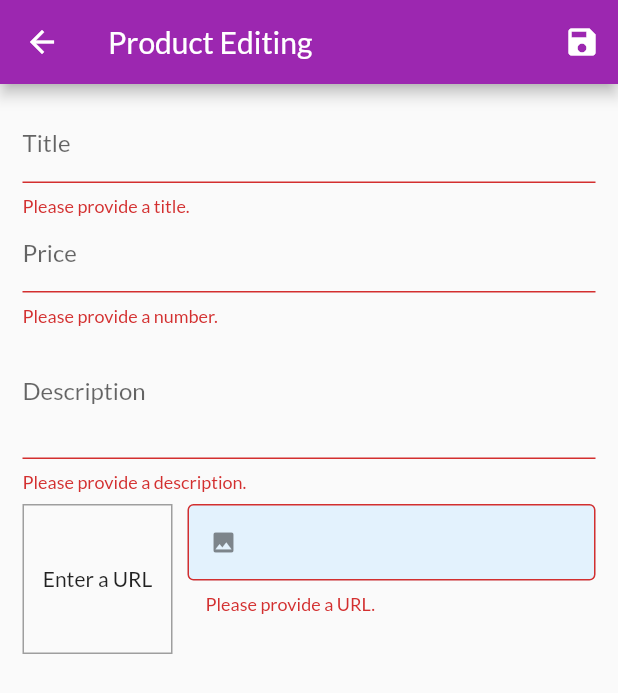
After one commit to kai618/maxishop, a Flutter app: the ProductEditingScreen screen opened by its route, after a tap on the "save" icon, on a phone screen of 412 x 824 dp. The commit adds this screen. Shown: the top 693 px of the screen. Run offline on Flutter 3.47's test engine with Material 2 defaults, Android fonts, the phone set to English and light mode, and no system bars; network calls fail.

Commit message:
added product-editing-screen

```diff
--- a/lib/main.dart
+++ b/lib/main.dart
@@ -4,6 +4,7 @@ import 'package:shopapp/providers/orders.dart';
 import 'package:shopapp/screens/cart_screen.dart';
 import 'package:shopapp/screens/orders_screen.dart';
 import 'package:shopapp/screens/product_details_screen.dart';
+import 'package:shopapp/screens/product_editing_screen.dart';
 import 'package:shopapp/screens/product_management_screen.dart';
 import 'package:shopapp/screens/products_overview_screen.dart';
 import 'package:provider/provider.dart';
@@ -26,6 +27,11 @@ class App extends StatelessWidget {
           primarySwatch: Colors.purple,
           accentColor: Colors.deepOrangeAccent,
           fontFamily: 'Lato',
+          inputDecorationTheme: InputDecorationTheme(
+            hintStyle: TextStyle(color: Colors.red),
+            prefixStyle: TextStyle(color: Colors.red),
+            isDense: true,
+          ),
         ),
         initialRoute: ProductManagementScreen.routeName,
         routes: {
@@ -34,6 +40,7 @@ class App extends StatelessWidget {
           CartScreen.routeName: (_) => CartScreen(),
           OrdersScreen.routeName: (_) => OrdersScreen(),
           ProductManagementScreen.routeName: (_) => ProductManagementScreen(),
+          ProductEditingScreen.routeName: (_) => ProductEditingScreen(),
         },
       ),
     );
--- /dev/null
+++ b/lib/screens/product_editing_screen.dart
@@ -0,0 +1,167 @@
+import 'package:flutter/material.dart';
+
+class ProductEditingScreen extends StatefulWidget {
+  static const routeName = "/product-editing";
+
+  @override
+  _ProductEditingScreenState createState() => _ProductEditingScreenState();
+}
+
+class _ProductEditingScreenState extends State<ProductEditingScreen> {
+  final _priceFocusNode = FocusNode();
+  final _descriptionFocusNode = FocusNode();
+  final _imageUrlFocusNode = FocusNode();
+  final _imageUrlController = TextEditingController();
+  final _formKey = GlobalKey<FormState>();
+  final _input = ProductInput();
+
+  @override
+  void initState() {
+    _imageUrlFocusNode.addListener(onFocusChange);
+
+    super.initState();
+  }
+
+  @override
+  void dispose() {
+    _priceFocusNode.dispose();
+    _descriptionFocusNode.dispose();
+    _imageUrlFocusNode.dispose();
+    _imageUrlFocusNode.removeListener(onFocusChange);
+    _imageUrlController.dispose();
+
+    super.dispose();
+  }
+
+  void onFocusChange() {
+    if (!_imageUrlFocusNode.hasFocus) setState(() {});
+  }
+
+  void saveInput() {
+    final form = _formKey.currentState;
+    if (!form.validate()) return;
+    form.save();
+    print(_input);
+  }
+
+  @override
+  Widget build(BuildContext context) {
+    return Scaffold(
+      appBar: AppBar(
+        title: Text("Product Editing"),
+        actions: <Widget>[
+          IconButton(
+              icon: Icon(Icons.save),
+              onPressed: () {
+                saveInput();
+              }),
+        ],
+      ),
+      body: Padding(
+        padding: const EdgeInsets.all(15),
+        child: Form(
+          key: _formKey,
+          child: SingleChildScrollView(
+            child: Column(
+              children: <Widget>[
+                TextFormField(
+                  decoration: const InputDecoration(labelText: "Title"),
+                  textInputAction: TextInputAction.next,
+                  // the bottom right key of the soft keyboard
+                  onFieldSubmitted: (_) {
+                    // when user presses the bottom right key
+                    FocusScope.of(context).requestFocus(_priceFocusNode);
+                  },
+                  onSaved: (value) => _input.title = value,
+                  validator: (value) {
+                    return (value.isEmpty) ? "Please provide a title." : null;
+                  },
+                ),
+                TextFormField(
+                  decoration: const InputDecoration(labelText: "Price"),
+                  textInputAction: TextInputAction.next,
+                  keyboardType: TextInputType.number,
+                  focusNode: _priceFocusNode,
+                  onFieldSubmitted: (_) {
+                    FocusScope.of(context).requestFocus(_descriptionFocusNode);
+                  },
+                  onSaved: (value) => _input.price = double.parse(value),
+                  validator: (val) {
+                    if (val.isEmpty)
+                      return "Please provide a number.";
+                    else if (double.tryParse(val) == null)
+                      return "Invalid number.";
+                    else
+                      return null;
+                  },
+                ),
+                TextFormField(
+                  maxLines: 3,
+                  decoration: const InputDecoration(labelText: "Description"),
+                  keyboardType: TextInputType.multiline,
+                  focusNode: _descriptionFocusNode,
+                  onFieldSubmitted: (_) => FocusScope.of(context).requestFocus(_priceFocusNode),
+                  onSaved: (value) => _input.description = value,
+                  validator: (value) {
+                    return (value.isEmpty) ? "Please provide a description." : null;
+                  },
+                ),
+                Row(
+                  crossAxisAlignment: CrossAxisAlignment.start,
+                  children: <Widget>[
+                    Container(
+                      width: 100,
+                      height: 100,
+                      margin: const EdgeInsets.only(top: 8, right: 10),
+                      decoration: BoxDecoration(border: Border.all(width: 1, color: Colors.grey)),
+                      child: _imageUrlController.text.isEmpty
+                          ? Center(child: Text("Enter a URL"))
+                          : Image.network(_imageUrlController.text, fit: BoxFit.contain),
+                    ),
+                    Expanded(
+                      child: Padding(
+                        padding: const EdgeInsets.only(top: 8.0),
+                        child: TextFormField(
+                          style: TextStyle(fontSize: 16),
+                          cursorColor: Colors.green,
+                          decoration: InputDecoration(
+                            focusedBorder:
+                                OutlineInputBorder(borderSide: BorderSide(color: Colors.green)),
+                            border: OutlineInputBorder(),
+                            filled: true,
+                            fillColor: Colors.blue[50],
+                            prefixIcon: const Icon(Icons.image),
+                          ),
+                          keyboardType: TextInputType.url,
+                          textInputAction: TextInputAction.done,
+                          controller: _imageUrlController,
+                          focusNode: _imageUrlFocusNode,
+                          onEditingComplete: () {
+                            setState(() {});
+                          },
+                          onSaved: (value) => _input.imageUrl = value,
+                          validator: (value) {
+                            return (value.isEmpty) ? "Please provide a URL." : null;
+                          },
+                        ),
+                      ),
+                    )
+                  ],
+                )
+              ],
+            ),
+          ),
+        ),
+      ),
+    );
+  }
+}
+
+class ProductInput {
+  String id;
+  String title = "";
+  String description = "";
+  double price = 0;
+  String imageUrl = "";
+  bool isFavorite = false;
+}
--- a/lib/screens/product_management_screen.dart
+++ b/lib/screens/product_management_screen.dart
@@ -1,6 +1,7 @@
 import 'package:flutter/material.dart';
 import 'package:provider/provider.dart';
 import 'package:shopapp/providers/product_manager.dart';
+import 'package:shopapp/screens/product_editing_screen.dart';
 import 'package:shopapp/widgets/app_drawer.dart';
 import 'package:shopapp/widgets/product_management_list_tile.dart';
 
@@ -15,7 +16,9 @@ class ProductManagementScreen extends StatelessWidget {
         actions: <Widget>[
           IconButton(
             icon: const Icon(Icons.add),
-            onPressed: () {},
+            onPressed: () {
+              Navigator.of(context).pushNamed(ProductEditingScreen.routeName);
+            },
           )
         ],
       ),
```
